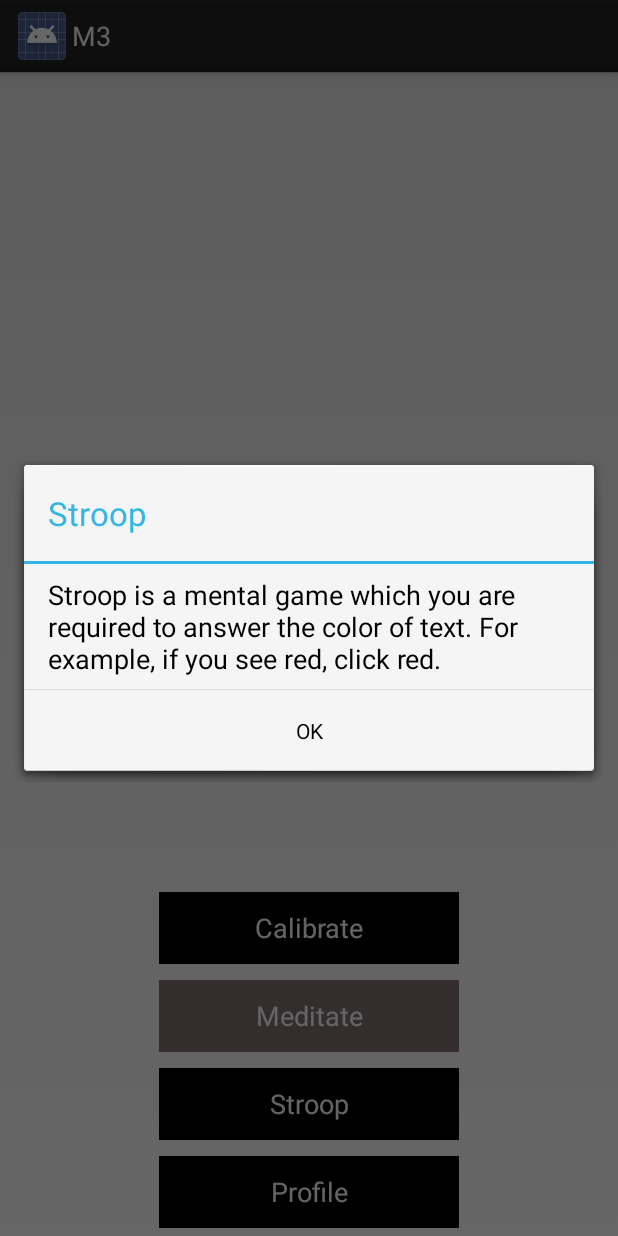
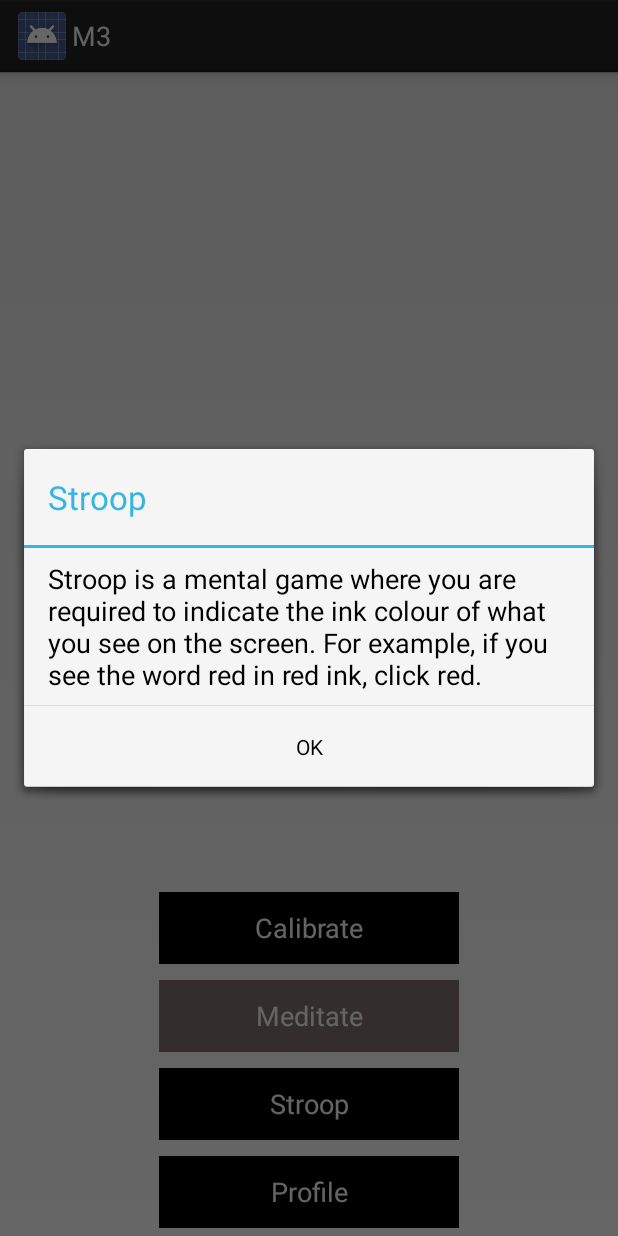
Before and after one commit to jonaslhc/M3, an Android app: the MenuActivity screen opened directly, with no data from a screen before it, after a tap on "Stroop", on a phone screen of 412 x 824 dp. Run offline under Robolectric (Android 15) with nearby library versions, the light colour scheme and no system bars; 4 statements that could not run were skipped.

Commit message:
Updated Stroop Msg with accordance to Andrea

```diff
--- a/app/src/main/res/values/strings.xml
+++ b/app/src/main/res/values/strings.xml
@@ -44,8 +44,8 @@
     <string name="back_menu">Back to Menu</string>
 
     <string name="dialog_title">Stroop</string>
-    <string name="stroop_message">Stroop is a mental game which you are required to answer the color of text.
-        For example, if you see red, click red.</string>
+    <string name="stroop_message">Stroop is a mental game where you are required to indicate the ink colour of what you see on the screen.
+        For example, if you see the word "red" in red ink, click red.</string>
     <string name="ok">OK</string>
 
     <string name="title_activity_profile">ProfileActivity</string>
```
